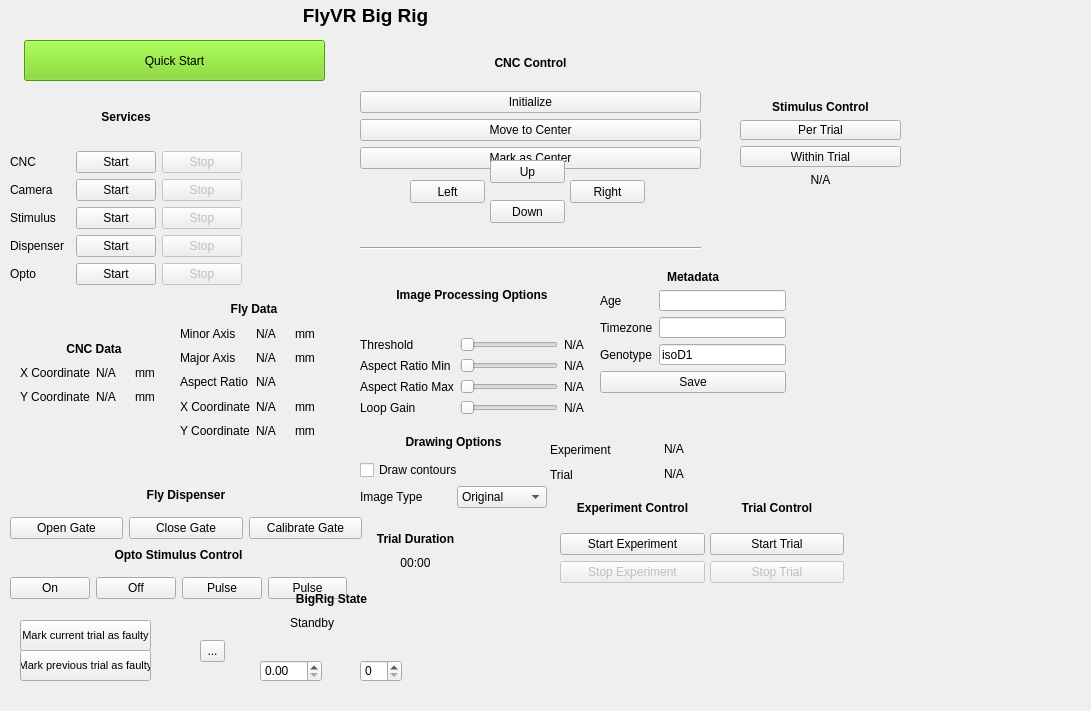
ClandininLab/flyvr, file qt/main.ui: the form before one commit.
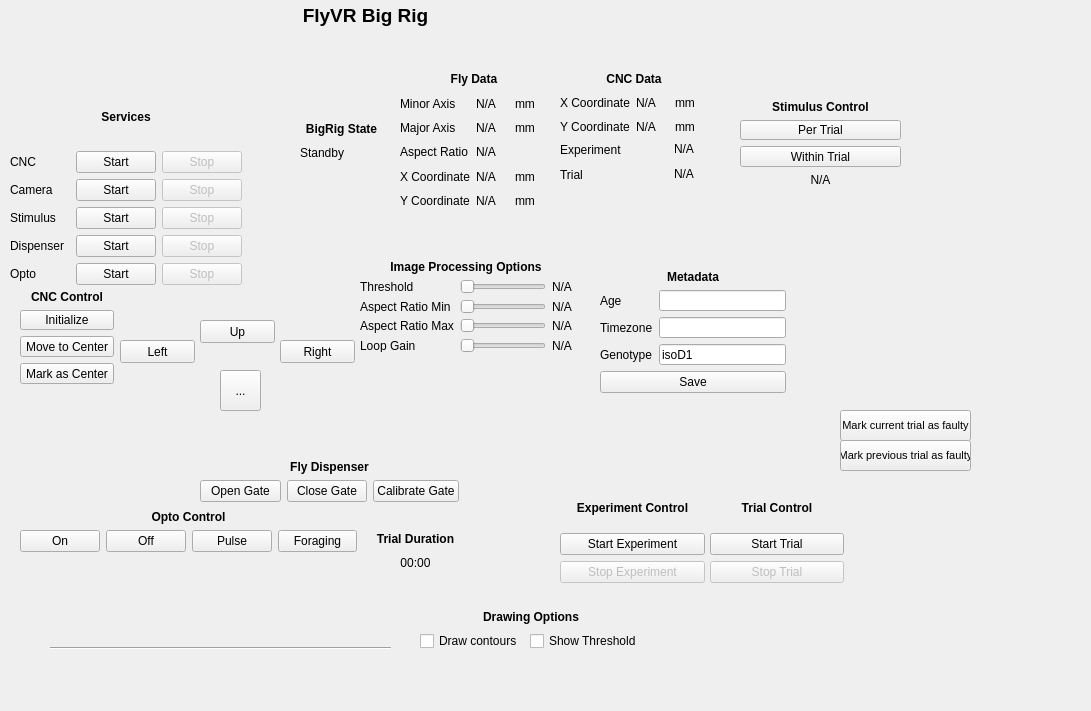
The form after the commit. Icons and pictures are not drawn.

Commit message: work on camera buttons

The edit to the form file:
```diff
--- a/qt/main.ui
+++ b/qt/main.ui
@@ -23,8 +23,8 @@
     <rect>
      <x>360</x>
      <y>260</y>
-     <width>224</width>
-     <height>155</height>
+     <width>212</width>
+     <height>92</height>
     </rect>
    </property>
    <layout class="QGridLayout" name="gridLayout">
@@ -160,8 +160,8 @@
   <widget class="QWidget" name="gridLayoutWidget_2">
    <property name="geometry">
     <rect>
-     <x>180</x>
-     <y>300</y>
+     <x>400</x>
+     <y>70</y>
      <width>148</width>
      <height>140</height>
     </rect>
@@ -280,52 +280,14 @@
   <widget class="QWidget" name="gridLayoutWidget_3">
    <property name="geometry">
     <rect>
-     <x>360</x>
-     <y>430</y>
-     <width>187</width>
-     <height>78</height>
+     <x>420</x>
+     <y>610</y>
+     <width>222</width>
+     <height>41</height>
     </rect>
    </property>
    <layout class="QGridLayout" name="gridLayout_3">
-    <item row="2" column="1">
-     <widget class="QComboBox" name="image_type_combo">
-      <item>
-       <property name="text">
-        <string>Original</string>
-       </property>
-      </item>
-      <item>
-       <property name="text">
-        <string>Grayscale</string>
-       </property>
-      </item>
-      <item>
-       <property name="text">
-        <string>Blurred</string>
-       </property>
-      </item>
-      <item>
-       <property name="text">
-        <string>Threshold</string>
-       </property>
-      </item>
-     </widget>
-    </item>
-    <item row="2" column="0">
-     <widget class="QLabel" name="label_2">
-      <property name="text">
-       <string>Image Type</string>
-      </property>
-     </widget>
-    </item>
-    <item row="1" column="0" colspan="2">
-     <widget class="QCheckBox" name="draw_contours_checkbox">
-      <property name="text">
-       <string>Draw contours</string>
-      </property>
-     </widget>
-    </item>
-    <item row="0" column="0" colspan="2">
+    <item row="0" column="0" colspan="3">
      <widget class="QLabel" name="label_16">
       <property name="text">
        <string>&lt;b&gt;Drawing Options&lt;/b&gt;</string>
@@ -335,13 +297,27 @@
       </property>
      </widget>
     </item>
+    <item row="2" column="0" colspan="2">
+     <widget class="QCheckBox" name="draw_contours_checkbox">
+      <property name="text">
+       <string>Draw contours</string>
+      </property>
+     </widget>
+    </item>
+    <item row="2" column="2">
+     <widget class="QCheckBox" name="show_threshold_checkbox">
+      <property name="text">
+       <string>Show Threshold</string>
+      </property>
+     </widget>
+    </item>
    </layout>
   </widget>
   <widget class="QWidget" name="gridLayoutWidget_4">
    <property name="geometry">
     <rect>
-     <x>20</x>
-     <y>340</y>
+     <x>560</x>
+     <y>70</y>
      <width>148</width>
      <height>66</height>
     </rect>
@@ -546,10 +522,10 @@
   <widget class="QWidget" name="gridLayoutWidget_6">
    <property name="geometry">
     <rect>
-     <x>360</x>
-     <y>42</y>
-     <width>341</width>
-     <height>127</height>
+     <x>20</x>
+     <y>290</y>
+     <width>94</width>
+     <height>94</height>
     </rect>
    </property>
    <layout class="QGridLayout" name="gridLayout_6">
@@ -589,8 +565,8 @@
   <widget class="QPushButton" name="cnc_up_button">
    <property name="geometry">
     <rect>
-     <x>490</x>
-     <y>160</y>
+     <x>200</x>
+     <y>320</y>
      <width>75</width>
      <height>23</height>
     </rect>
@@ -599,24 +575,11 @@
     <string>Up</string>
    </property>
   </widget>
-  <widget class="QPushButton" name="cnc_down_button">
-   <property name="geometry">
-    <rect>
-     <x>490</x>
-     <y>200</y>
-     <width>75</width>
-     <height>23</height>
-    </rect>
-   </property>
-   <property name="text">
-    <string>Down</string>
-   </property>
-  </widget>
   <widget class="QPushButton" name="cnc_left_button">
    <property name="geometry">
     <rect>
-     <x>410</x>
-     <y>180</y>
+     <x>120</x>
+     <y>340</y>
      <width>75</width>
      <height>23</height>
     </rect>
@@ -628,8 +591,8 @@
   <widget class="QPushButton" name="cnc_right_button">
    <property name="geometry">
     <rect>
-     <x>570</x>
-     <y>180</y>
+     <x>280</x>
+     <y>340</y>
      <width>75</width>
      <height>23</height>
     </rect>
@@ -680,8 +643,8 @@
   <widget class="Line" name="line_4">
    <property name="geometry">
     <rect>
-     <x>360</x>
-     <y>240</y>
+     <x>50</x>
+     <y>640</y>
      <width>341</width>
      <height>16</height>
     </rect>
@@ -752,10 +715,10 @@
   <widget class="QWidget" name="gridLayoutWidget_9">
    <property name="geometry">
     <rect>
-     <x>10</x>
-     <y>540</y>
+     <x>20</x>
+     <y>510</y>
      <width>337</width>
-     <height>59</height>
+     <height>42</height>
     </rect>
    </property>
    <layout class="QGridLayout" name="gridLayout_9">
@@ -786,14 +749,14 @@
     <item row="1" column="3">
      <widget class="QPushButton" name="opto_foraging_button">
       <property name="text">
-       <string>Pulse</string>
+       <string>Foraging</string>
       </property>
      </widget>
     </item>
     <item row="0" column="0" colspan="4">
      <widget class="QLabel" name="label_40">
       <property name="text">
-       <string>&lt;html&gt;&lt;head/&gt;&lt;body&gt;&lt;p&gt;&lt;span style=&quot; font-weight:600;&quot;&gt;Opto Stimulus Control&lt;/span&gt;&lt;/p&gt;&lt;/body&gt;&lt;/html&gt;</string>
+       <string>&lt;html&gt;&lt;head/&gt;&lt;body&gt;&lt;p&gt;&lt;span style=&quot; font-weight:600;&quot;&gt;Opto Control&lt;/span&gt;&lt;/p&gt;&lt;/body&gt;&lt;/html&gt;</string>
       </property>
       <property name="alignment">
        <set>Qt::AlignCenter</set>
@@ -805,10 +768,10 @@
   <widget class="QWidget" name="gridLayoutWidget_10">
    <property name="geometry">
     <rect>
-     <x>10</x>
-     <y>480</y>
-     <width>352</width>
-     <height>59</height>
+     <x>200</x>
+     <y>460</y>
+     <width>259</width>
+     <height>42</height>
     </rect>
    </property>
    <layout class="QGridLayout" name="gridLayout_10">
@@ -845,22 +808,6 @@
     </item>
    </layout>
   </widget>
-  <widget class="QPushButton" name="quick_start_button">
-   <property name="geometry">
-    <rect>
-     <x>24</x>
-     <y>40</y>
-     <width>301</width>
-     <height>41</height>
-    </rect>
-   </property>
-   <property name="styleSheet">
-    <string notr="true">background-color: rgb(115, 210, 22);</string>
-   </property>
-   <property name="text">
-    <string>Quick Start</string>
-   </property>
-  </widget>
   <widget class="QWidget" name="gridLayoutWidget_11">
    <property name="geometry">
     <rect>
@@ -903,8 +850,8 @@
   <widget class="QWidget" name="gridLayoutWidget_12">
    <property name="geometry">
     <rect>
-     <x>290</x>
-     <y>590</y>
+     <x>300</x>
+     <y>120</y>
      <width>83</width>
      <height>42</height>
     </rect>
@@ -932,8 +879,8 @@
   <widget class="QWidget" name="gridLayoutWidget_13">
    <property name="geometry">
     <rect>
-     <x>550</x>
-     <y>440</y>
+     <x>560</x>
+     <y>140</y>
      <width>163</width>
      <height>44</height>
     </rect>
@@ -1038,8 +985,8 @@
   <widget class="QPushButton" name="current_faulty_trial_button">
    <property name="geometry">
     <rect>
-     <x>20</x>
-     <y>620</y>
+     <x>840</x>
+     <y>410</y>
      <width>131</width>
      <height>31</height>
     </rect>
@@ -1054,24 +1001,11 @@
     <string>Mark current trial as faulty</string>
    </property>
   </widget>
-  <widget class="QToolButton" name="toolButton">
-   <property name="geometry">
-    <rect>
-     <x>200</x>
-     <y>640</y>
-     <width>25</width>
-     <height>22</height>
-    </rect>
-   </property>
-   <property name="text">
-    <string>...</string>
-   </property>
-  </widget>
   <widget class="QPushButton" name="previous_faulty_trial_button">
    <property name="geometry">
     <rect>
-     <x>20</x>
-     <y>650</y>
+     <x>840</x>
+     <y>440</y>
      <width>131</width>
      <height>31</height>
     </rect>
@@ -1086,26 +1020,6 @@
     <string>Mark previous trial as faulty</string>
    </property>
   </widget>
-  <widget class="QSpinBox" name="spinBox">
-   <property name="geometry">
-    <rect>
-     <x>360</x>
-     <y>660</y>
-     <width>42</width>
-     <height>22</height>
-    </rect>
-   </property>
-  </widget>
-  <widget class="QDoubleSpinBox" name="doubleSpinBox">
-   <property name="geometry">
-    <rect>
-     <x>260</x>
-     <y>660</y>
-     <width>62</width>
-     <height>22</height>
-    </rect>
-   </property>
-  </widget>
   <widget class="QWidget" name="gridLayoutWidget_15">
    <property name="geometry">
     <rect>
@@ -1135,6 +1049,41 @@
     </item>
    </layout>
   </widget>
+  <widget class="QToolButton" name="cnc_down_button">
+   <property name="geometry">
+    <rect>
+     <x>220</x>
+     <y>370</y>
+     <width>41</width>
+     <height>41</height>
+    </rect>
+   </property>
+   <property name="text">
+    <string>...</string>
+   </property>
+   <property name="icon">
+    <iconset>
+     <normaloff>arrow.png</normaloff>arrow.png</iconset>
+   </property>
+   <property name="iconSize">
+    <size>
+     <width>30</width>
+     <height>30</height>
+    </size>
+   </property>
+   <property name="checkable">
+    <bool>false</bool>
+   </property>
+   <property name="toolButtonStyle">
+    <enum>Qt::ToolButtonIconOnly</enum>
+   </property>
+   <property name="autoRaise">
+    <bool>false</bool>
+   </property>
+   <property name="arrowType">
+    <enum>Qt::NoArrow</enum>
+   </property>
+  </widget>
  </widget>
  <resources/>
  <connections/>
```
The commit also changes 4 other files.
